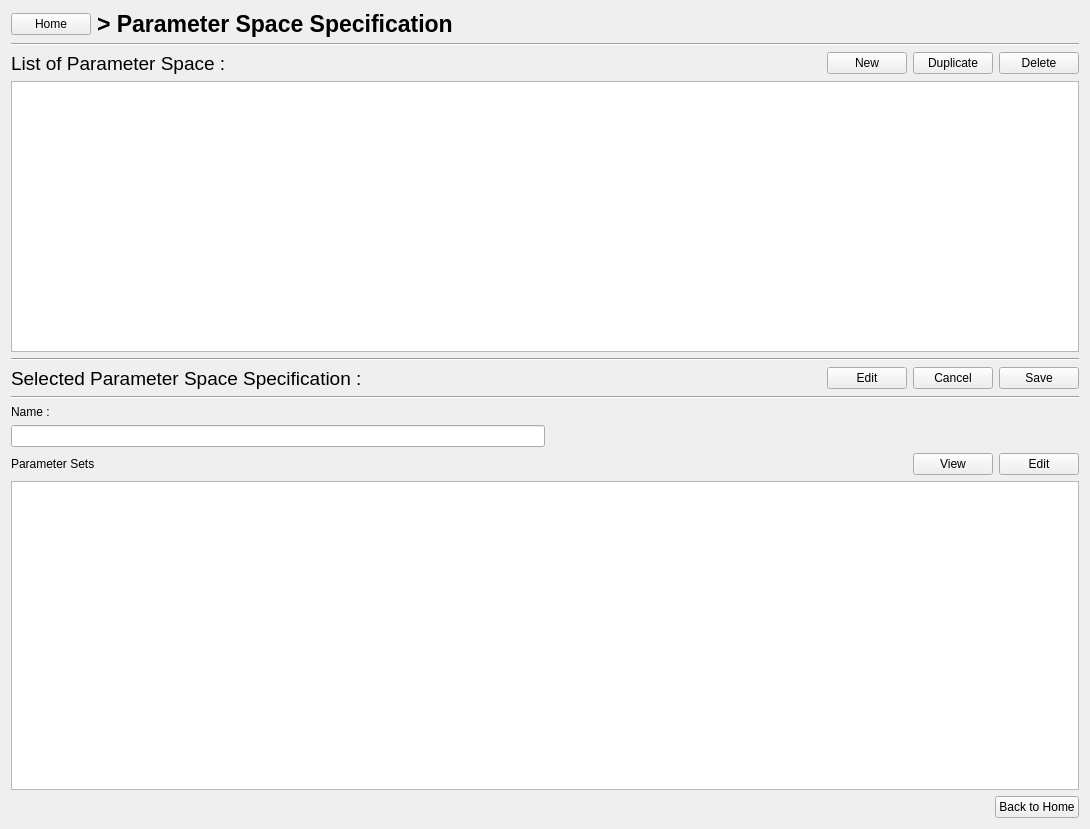
astrorama/Phosphoros, file PhzQtUI/auxdir/PhzQtUI/FormModelSet.ui: the form before one commit.
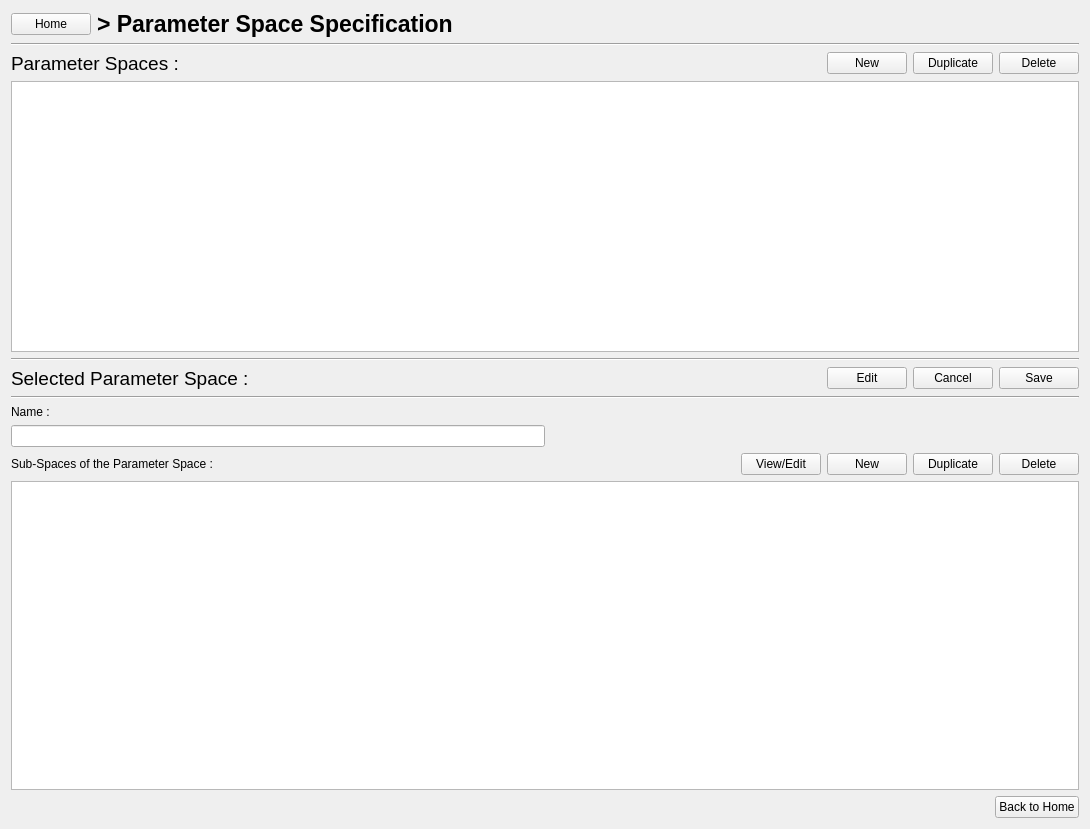
The form after the commit. Custom widgets are drawn as their Qt base class.

Commit message: Put the configuration in the main window, simplify the sub-parameter space popup. [Redmine Issue #10709]

```diff
--- a/PhzQtUI/auxdir/PhzQtUI/FormModelSet.ui
+++ b/PhzQtUI/auxdir/PhzQtUI/FormModelSet.ui
@@ -71,7 +71,7 @@
           </font>
          </property>
          <property name="text">
-          <string>List of Parameter Space :</string>
+          <string>Parameter Spaces :</string>
          </property>
         </widget>
        </item>
@@ -158,7 +158,7 @@
         </font>
        </property>
        <property name="text">
-        <string>Selected Parameter Space Specification :</string>
+        <string>Selected Parameter Space :</string>
        </property>
       </widget>
      </item>
@@ -241,7 +241,7 @@
      <item>
       <widget class="QLabel" name="label_5">
        <property name="text">
-        <string>Parameter Sets</string>
+        <string>Sub-Spaces of the Parameter Space :</string>
        </property>
       </widget>
      </item>
@@ -261,14 +261,28 @@
      <item>
       <widget class="QPushButton" name="btn_viewSet">
        <property name="text">
-        <string>View</string>
+        <string>View/Edit</string>
        </property>
       </widget>
      </item>
      <item>
       <widget class="QPushButton" name="btn_SetToRules">
        <property name="text">
-        <string>Edit</string>
+        <string>New</string>
+       </property>
+      </widget>
+     </item>
+     <item>
+      <widget class="QPushButton" name="btn_duplicate_set">
+       <property name="text">
+        <string>Duplicate</string>
+       </property>
+      </widget>
+     </item>
+     <item>
+      <widget class="QPushButton" name="btn_delete_set">
+       <property name="text">
+        <string>Delete</string>
        </property>
       </widget>
      </item>
```
Left out of the diff: 2 changed lines with no effect on the pictures. The commit also changes 21 other files.
